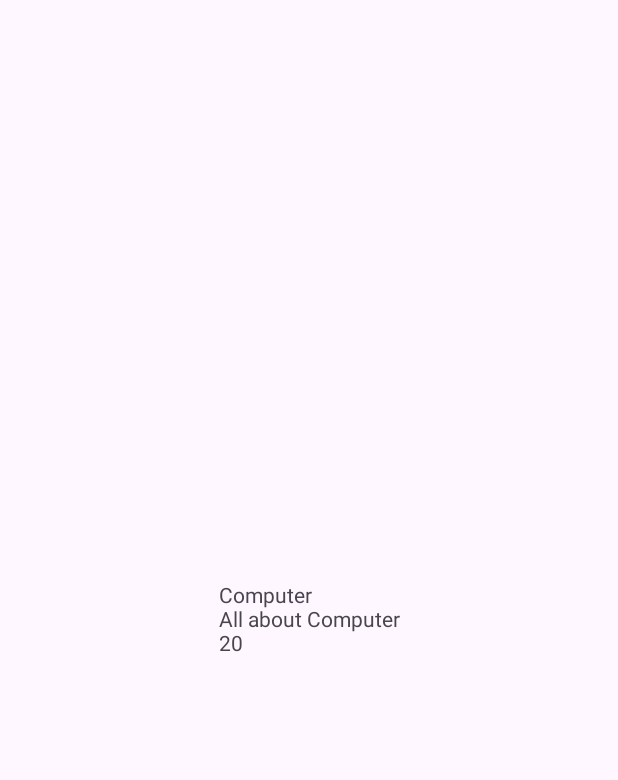
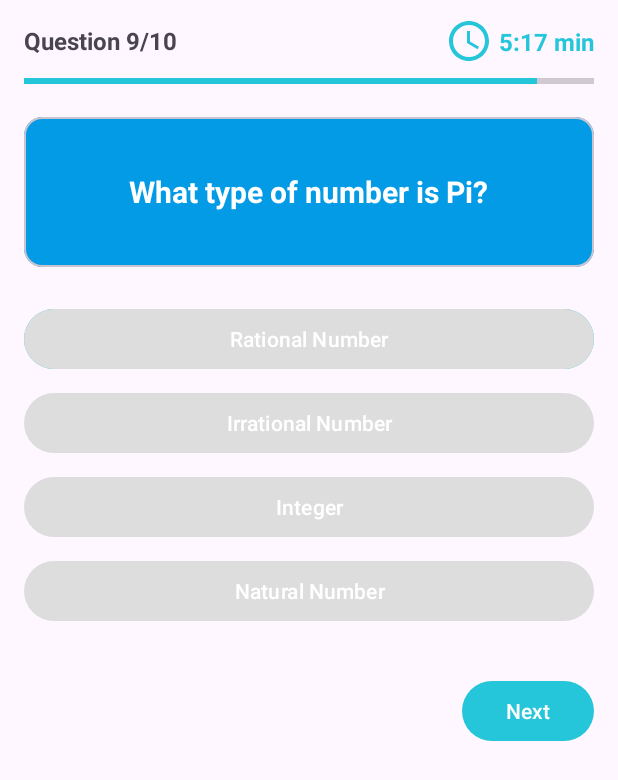
Before and after one commit to Aliimran2/QuizApp, an Android app: the screen it shows after launch (QuizActivity), after a tap on "Computer", on a phone screen of 412 x 824 dp. Shown: the top 780 px of the screen. Run offline under Robolectric (Android 15) with nearby library versions, the phone set to English and light mode, and no system bars.

Commit message:
Quiz Activity layout setup

```diff
--- /dev/null
+++ b/app/src/main/java/com/miassolutions/quiztime/data/QuizList.kt
@@ -0,0 +1 @@
+package com.miassolutions.quiztime.data
--- a/app/src/main/java/com/miassolutions/quiztime/ui/QuizActivity.kt
+++ b/app/src/main/java/com/miassolutions/quiztime/ui/QuizActivity.kt
@@ -28,6 +28,6 @@ class QuizActivity : AppCompatActivity() {
 
         val quiz = IntentCompat.getParcelableExtra<QuizModel>(intent, QUIZ, QuizModel::class.java)
 
-        binding.textView.text = "${quiz.title}\n${quiz.subTitle}\n${quiz.timer}"
+
     }
 }
--- a/app/src/main/res/layout/activity_quiz.xml
+++ b/app/src/main/res/layout/activity_quiz.xml
@@ -7,15 +7,144 @@
     android:layout_height="match_parent"
     tools:context=".ui.QuizActivity">
 
+
     <TextView
-        android:id="@+id/textView"
+        android:id="@+id/textView2"
         android:layout_width="wrap_content"
         android:layout_height="wrap_content"
-        android:text="TextView"
-        app:layout_constraintBottom_toBottomOf="parent"
+        android:layout_marginStart="16dp"
+        android:layout_marginTop="16dp"
+        android:text="Question 9/10"
+
+        android:textSize="16sp"
+        android:textStyle="bold"
+        app:layout_constraintStart_toStartOf="parent"
+        app:layout_constraintTop_toTopOf="parent" />
+
+    <ImageView
+        android:id="@+id/imageView2"
+        android:layout_width="wrap_content"
+        android:layout_height="wrap_content"
+        android:layout_marginEnd="4dp"
+        app:layout_constraintBottom_toBottomOf="@+id/textView2"
+        app:layout_constraintEnd_toStartOf="@+id/textView3"
+        app:layout_constraintTop_toTopOf="@+id/textView2"
+        app:srcCompat="@drawable/ic_clock"
+        app:tint="@color/primary" />
+
+    <TextView
+        android:id="@+id/textView3"
+        android:layout_width="wrap_content"
+        android:layout_height="wrap_content"
+        android:layout_marginEnd="16dp"
+        android:text="5:17 min"
+        android:textSize="16sp"
+        android:textColor="@color/primary"
+        android:textStyle="bold"
+        app:layout_constraintBottom_toBottomOf="@+id/imageView2"
         app:layout_constraintEnd_toEndOf="parent"
-        app:layout_constraintHorizontal_bias="0.5"
-        app:layout_constraintStart_toStartOf="parent"
-        app:layout_constraintTop_toTopOf="parent"
-        app:layout_constraintVertical_bias="0.5" />
+        app:layout_constraintTop_toTopOf="@+id/imageView2" />
+
+    <ProgressBar
+        android:id="@+id/progressBar"
+        style="?android:attr/progressBarStyleHorizontal"
+        android:layout_width="0dp"
+        android:layout_height="wrap_content"
+        android:layout_marginTop="8dp"
+        android:progress="90"
+        android:progressTint="@color/primary"
+        app:layout_constraintEnd_toEndOf="@+id/textView3"
+        app:layout_constraintStart_toStartOf="@+id/textView2"
+        app:layout_constraintTop_toBottomOf="@+id/textView2" />
+
+
+    <com.google.android.material.card.MaterialCardView
+        android:id="@+id/materialCardView"
+        android:layout_width="0dp"
+        android:layout_height="100dp"
+        android:layout_marginTop="16dp"
+        android:elevation="4dp"
+        app:cardBackgroundColor="@color/blue"
+        app:layout_constraintEnd_toEndOf="@+id/textView3"
+        app:layout_constraintStart_toStartOf="@+id/textView2"
+        app:layout_constraintTop_toBottomOf="@+id/progressBar">
+
+
+        <TextView
+            android:id="@+id/textView4"
+            android:layout_width="wrap_content"
+            android:layout_height="wrap_content"
+            android:layout_gravity="center"
+            android:text="What type of number is Pi?"
+            android:textColor="@color/white"
+            android:textSize="20sp"
+            android:textStyle="bold" />
+    </com.google.android.material.card.MaterialCardView>
+
+
+    <com.google.android.material.button.MaterialButton
+        android:id="@+id/materialButton"
+        android:layout_width="0dp"
+        android:layout_height="wrap_content"
+        android:layout_marginTop="24dp"
+        android:text="Rational Number"
+        app:layout_constraintEnd_toEndOf="@+id/materialCardView"
+        app:layout_constraintStart_toStartOf="@+id/materialCardView"
+        app:layout_constraintTop_toBottomOf="@+id/materialCardView" />
+
+    <com.google.android.material.button.MaterialButton
+        android:id="@+id/btn_a"
+        android:layout_width="0dp"
+        android:layout_height="wrap_content"
+        android:layout_marginTop="24dp"
+        android:text="Rational Number"
+        app:backgroundTint="@color/grey"
+        app:layout_constraintEnd_toEndOf="@+id/materialCardView"
+        app:layout_constraintStart_toStartOf="@+id/materialCardView"
+        app:layout_constraintTop_toBottomOf="@+id/materialCardView" />
+
+
+    <com.google.android.material.button.MaterialButton
+        android:id="@+id/btn_b"
+        android:layout_width="0dp"
+        android:layout_height="wrap_content"
+        android:layout_marginTop="8dp"
+        android:text="Irrational Number"
+        app:backgroundTint="@color/grey"
+        app:layout_constraintEnd_toEndOf="@+id/materialCardView"
+        app:layout_constraintStart_toStartOf="@+id/materialCardView"
+        app:layout_constraintTop_toBottomOf="@+id/materialButton" />
+
+    <com.google.android.material.button.MaterialButton
+        android:id="@+id/btn_d"
+        android:layout_width="0dp"
+        android:layout_height="wrap_content"
+        android:layout_marginTop="8dp"
+        app:backgroundTint="@color/grey"
+        android:text="Natural Number"
+        app:layout_constraintEnd_toEndOf="@+id/materialCardView"
+        app:layout_constraintStart_toStartOf="@+id/materialCardView"
+        app:layout_constraintTop_toBottomOf="@+id/btn_c" />
+
+    <com.google.android.material.button.MaterialButton
+        android:id="@+id/btn_c"
+        android:layout_width="0dp"
+        app:backgroundTint="@color/grey"
+        android:layout_height="wrap_content"
+        android:layout_marginTop="8dp"
+        android:text="Integer"
+        app:layout_constraintEnd_toEndOf="@+id/materialCardView"
+        app:layout_constraintStart_toStartOf="@+id/materialCardView"
+        app:layout_constraintTop_toBottomOf="@+id/btn_b" />
+
+
+    <com.google.android.material.button.MaterialButton
+        android:id="@+id/btn_next"
+        android:layout_width="wrap_content"
+        android:layout_height="wrap_content"
+        android:layout_marginTop="32dp"
+        android:text="Next"
+        app:layout_constraintEnd_toEndOf="@+id/materialCardView"
+        app:layout_constraintTop_toBottomOf="@+id/btn_d" />
+
 </androidx.constraintlayout.widget.ConstraintLayout>
--- a/app/src/main/res/values/colors.xml
+++ b/app/src/main/res/values/colors.xml
@@ -6,4 +6,5 @@
     <color name="red">#E53935</color>
     <color name="green">#43A047</color>
     <color name="primary">#26C6DA</color>
+    <color name="grey">#ddd</color>
 </resources>
```
